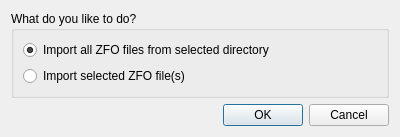
This is src/gui/ui/dlg_import_zfo.ui in psakar/datovka as Qt 5 draws it before an edit. The edited form follows.
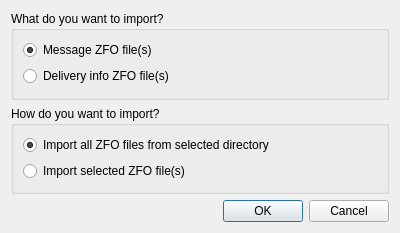
This is the edited form.

Commit message: Added import of delivery info ZFO (issue #76)

The edit to the form file:
```diff
--- a/src/gui/ui/dlg_import_zfo.ui
+++ b/src/gui/ui/dlg_import_zfo.ui
@@ -7,17 +7,43 @@
     <x>0</x>
     <y>0</y>
     <width>400</width>
-    <height>137</height>
+    <height>233</height>
    </rect>
   </property>
   <property name="windowTitle">
    <string>ZFO import</string>
   </property>
   <layout class="QVBoxLayout" name="verticalLayout_2">
+   <item>
+    <widget class="QGroupBox" name="groupBox_2">
+     <property name="title">
+      <string>What do you want to import?</string>
+     </property>
+     <layout class="QVBoxLayout" name="verticalLayout_3">
+      <item>
+       <widget class="QRadioButton" name="messageZFO">
+        <property name="text">
+         <string>Message ZFO file(s)</string>
+        </property>
+        <property name="checked">
+         <bool>true</bool>
+        </property>
+       </widget>
+      </item>
+      <item>
+       <widget class="QRadioButton" name="deliveryZFO">
+        <property name="text">
+         <string>Delivery info ZFO file(s)</string>
+        </property>
+       </widget>
+      </item>
+     </layout>
+    </widget>
+   </item>
    <item>
     <widget class="QGroupBox" name="groupBox">
      <property name="title">
-      <string>What do you like to do?</string>
+      <string>How do you want to import?</string>
      </property>
      <layout class="QVBoxLayout" name="verticalLayout">
       <item>
```
The commit also changes 8 other files.
